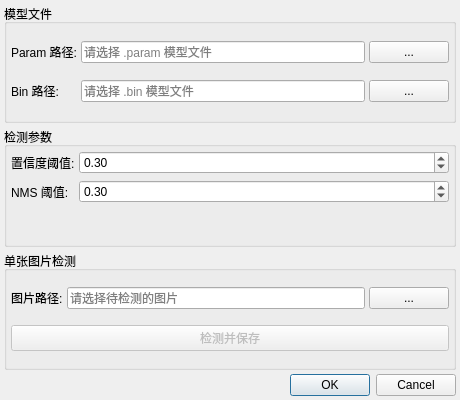
This is ui/DetectionSettingsDialog.ui in choushunn/ArmSightStitch as Qt 5 draws it before an edit. The edited form follows.
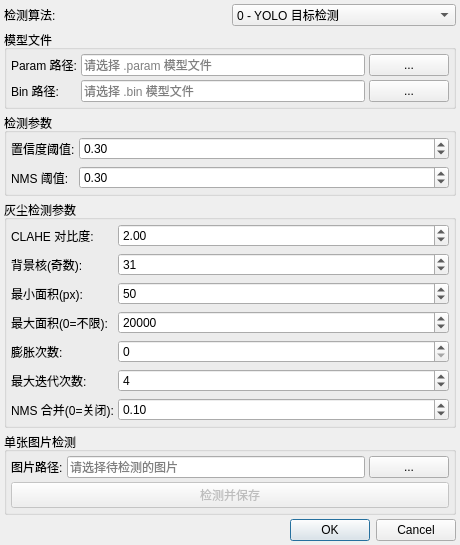
This is the edited form.

Commit message:
feat: 新增灰尘颗粒传统CV检测算法及检测参数配置
- 添加 DustDetector（头文件式实现）与 DustDetectionParams，移植自 dust_detection.py
- 检测设置对话框支持灰尘检测参数调节
- ConfigManager 扩展检测相关配置项
- AppController/MainWindow 集成灰尘检测流程

What changed in the file:
```diff
--- a/ui/DetectionSettingsDialog.ui
+++ b/ui/DetectionSettingsDialog.ui
@@ -7,7 +7,7 @@
     <x>0</x>
     <y>0</y>
     <width>460</width>
-    <height>400</height>
+    <height>520</height>
    </rect>
   </property>
   <property name="windowTitle">
@@ -29,6 +29,34 @@
    <property name="bottomMargin">
     <number>4</number>
    </property>
+   <item>
+    <layout class="QHBoxLayout" name="algorithmRow">
+     <item>
+      <widget class="QLabel" name="labelAlgorithm">
+       <property name="text">
+        <string>检测算法:</string>
+       </property>
+      </widget>
+     </item>
+     <item>
+      <widget class="QComboBox" name="algorithmCombo">
+       <property name="toolTip">
+        <string>0=YOLO 目标检测(需模型) 1=灰尘颗粒检测(传统CV,无需模型)</string>
+       </property>
+       <item>
+        <property name="text">
+         <string>0 - YOLO 目标检测</string>
+        </property>
+       </item>
+       <item>
+        <property name="text">
+         <string>1 - 灰尘颗粒检测</string>
+        </property>
+       </item>
+      </widget>
+     </item>
+    </layout>
+   </item>
    <item>
     <widget class="QGroupBox" name="modelGroup">
      <property name="title">
@@ -177,6 +205,182 @@
      </layout>
     </widget>
    </item>
+   <item>
+    <widget class="QGroupBox" name="dustGroup">
+     <property name="title">
+      <string>灰尘检测参数</string>
+     </property>
+     <layout class="QFormLayout" name="dustLayout">
+      <property name="verticalSpacing">
+       <number>6</number>
+      </property>
+      <property name="horizontalSpacing">
+       <number>4</number>
+      </property>
+      <property name="leftMargin">
+       <number>4</number>
+      </property>
+      <property name="topMargin">
+       <number>4</number>
+      </property>
+      <property name="rightMargin">
+       <number>4</number>
+      </property>
+      <property name="bottomMargin">
+       <number>4</number>
+      </property>
+      <item row="0" column="0">
+       <widget class="QLabel" name="labelClahe">
+        <property name="text">
+         <string>CLAHE 对比度:</string>
+        </property>
+       </widget>
+      </item>
+      <item row="0" column="1">
+       <widget class="QDoubleSpinBox" name="claheSpin">
+        <property name="minimum">
+         <double>0.5</double>
+        </property>
+        <property name="maximum">
+         <double>20</double>
+        </property>
+        <property name="singleStep">
+         <double>0.5</double>
+        </property>
+        <property name="value">
+         <double>2</double>
+        </property>
+       </widget>
+      </item>
+      <item row="1" column="0">
+       <widget class="QLabel" name="labelBgBlur">
+        <property name="text">
+         <string>背景核(奇数):</string>
+        </property>
+       </widget>
+      </item>
+      <item row="1" column="1">
+       <widget class="QSpinBox" name="bgBlurSpin">
+        <property name="minimum">
+         <number>3</number>
+        </property>
+        <property name="maximum">
+         <number>199</number>
+        </property>
+        <property name="singleStep">
+         <number>2</number>
+        </property>
+        <property name="value">
+         <number>31</number>
+        </property>
+       </widget>
+      </item>
+      <item row="2" column="0">
+       <widget class="QLabel" name="labelMinArea">
+        <property name="text">
+         <string>最小面积(px):</string>
+        </property>
+       </widget>
+      </item>
+      <item row="2" column="1">
+       <widget class="QSpinBox" name="minAreaSpin">
+        <property name="minimum">
+         <number>0</number>
+        </property>
+        <property name="maximum">
+         <number>100000</number>
+        </property>
+        <property name="value">
+         <number>50</number>
+        </property>
+       </widget>
+      </item>
+      <item row="3" column="0">
+       <widget class="QLabel" name="labelMaxArea">
+        <property name="text">
+         <string>最大面积(0=不限):</string>
+        </property>
+       </widget>
+      </item>
+      <item row="3" column="1">
+       <widget class="QSpinBox" name="maxAreaSpin">
+        <property name="minimum">
+         <number>0</number>
+        </property>
+        <property name="maximum">
+         <number>2000000</number>
+        </property>
+        <property name="value">
+         <number>20000</number>
+        </property>
+       </widget>
+      </item>
+      <item row="4" column="0">
+       <widget class="QLabel" name="labelDilate">
+        <property name="text">
+         <string>膨胀次数:</string>
+        </property>
+       </widget>
+      </item>
+      <item row="4" column="1">
+       <widget class="QSpinBox" name="dilateSpin">
+        <property name="minimum">
+         <number>0</number>
+        </property>
+        <property name="maximum">
+         <number>10</number>
+        </property>
+        <property name="value">
+         <number>0</number>
+        </property>
+       </widget>
+      </item>
+      <item row="5" column="0">
+       <widget class="QLabel" name="labelMaxIter">
+        <property name="text">
+         <string>最大迭代次数:</string>
+        </property>
+       </widget>
+      </item>
+      <item row="5" column="1">
+       <widget class="QSpinBox" name="maxIterSpin">
+        <property name="minimum">
+         <number>1</number>
+        </property>
+        <property name="maximum">
+         <number>20</number>
+        </property>
+        <property name="value">
+         <number>4</number>
+        </property>
+       </widget>
+      </item>
+      <item row="6" column="0">
+       <widget class="QLabel" name="labelNmsIou">
+        <property name="text">
+         <string>NMS 合并(0=关闭):</string>
+        </property>
+       </widget>
+      </item>
+      <item row="6" column="1">
+       <widget class="QDoubleSpinBox" name="nmsIouSpin">
+        <property name="minimum">
+         <double>0</double>
+        </property>
+        <property name="maximum">
+         <double>1</double>
+        </property>
+        <property name="singleStep">
+         <double>0.05</double>
+        </property>
+        <property name="value">
+         <double>0.1</double>
+        </property>
+       </widget>
+      </item>
+     </layout>
+    </widget>
+   </item>
    <item>
     <widget class="QGroupBox" name="singleImageGroup">
      <property name="title">
```
The commit also changes 14 other files.
